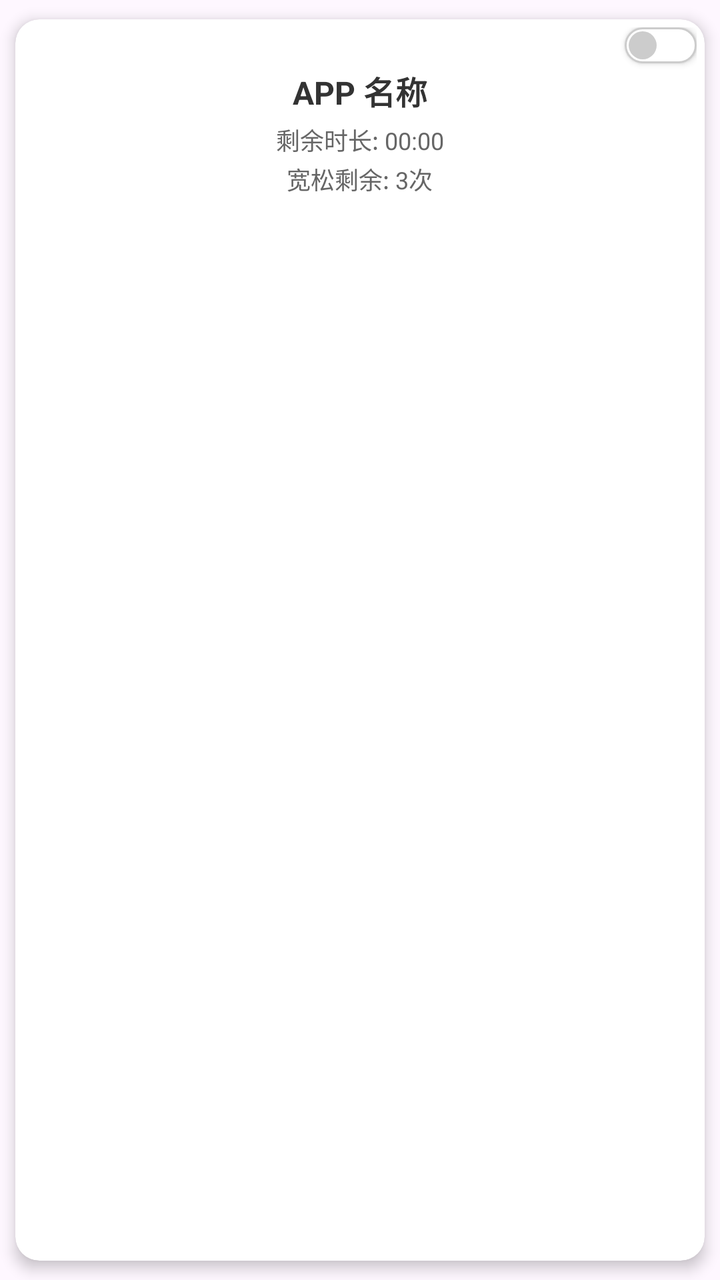
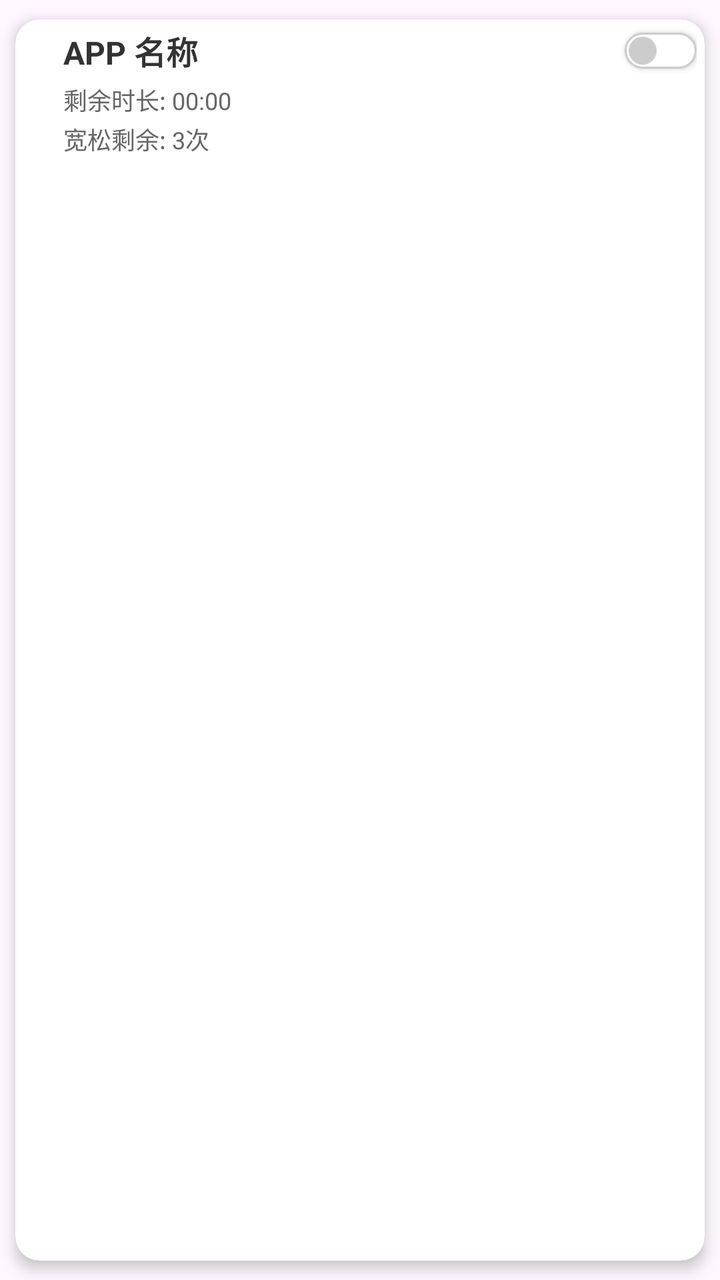

An Android layout rendered at two revisions. The XML below is the earlier revision; the diff shows what the commit changed to produce the second picture.
<!-- AndroidManifest.xml: application theme Theme.Basic -->
<!-- res/layout/item_app_card.xml -->
<?xml version="1.0" encoding="utf-8"?>
<androidx.cardview.widget.CardView xmlns:android="http://schemas.android.com/apk/res/android"
    xmlns:app="http://schemas.android.com/apk/res-auto"
    android:layout_width="match_parent"
    android:layout_height="wrap_content"
    android:layout_margin="2dp"
    android:clickable="true"
    android:focusable="true"
    android:foreground="?android:attr/selectableItemBackground"
    app:cardCornerRadius="12dp"
    app:cardElevation="4dp"
    app:cardUseCompatPadding="true"
    app:cardBackgroundColor="#FFFFFF">

    <RelativeLayout
        android:layout_width="match_parent"
        android:layout_height="wrap_content"
        android:padding="4dp">

        
        <TextView
            android:id="@+id/btn_delete_app"
            android:layout_width="20dp"
            android:layout_height="20dp"
            android:layout_alignParentStart="true"
            android:layout_alignParentTop="true"
            android:text="✕"
            android:textSize="14sp"
            android:textStyle="bold"
            android:textColor="#999999"
            android:gravity="center"
            android:clickable="true"
            android:focusable="true"
            android:background="?android:attr/selectableItemBackgroundBorderless"
            android:visibility="gone" />

        
        <ToggleButton
            android:id="@+id/toggle_monitor"
            android:layout_width="36dp"
            android:layout_height="18dp"
            android:layout_alignParentEnd="true"
            android:layout_alignParentTop="true"
            android:background="@drawable/toggle_switch_background"
            android:textOff=""
            android:textOn=""
            android:checked="false" />

        
        <LinearLayout
            android:layout_width="match_parent"
            android:layout_height="wrap_content"
            android:layout_below="@id/toggle_monitor"
            android:orientation="vertical"
            android:gravity="center">

            <TextView
                android:id="@+id/tv_app_name"
                android:layout_width="wrap_content"
                android:layout_height="wrap_content"
                android:layout_marginTop="2dp"
                android:text="APP 名称"
                android:textSize="16sp"
                android:textStyle="bold"
                android:textColor="#333333"
                android:maxLines="1"
                android:ellipsize="end"
                android:gravity="center" />

            <TextView
                android:id="@+id/tv_remaining_time"
                android:layout_width="wrap_content"
                android:layout_height="wrap_content"
                android:layout_marginTop="4dp"
                android:text="剩余时长: 00:00"
                android:textSize="12sp"
                android:textColor="#666666"
                android:maxLines="1"
                android:gravity="center" />

            <TextView
                android:id="@+id/tv_relaxed_count"
                android:layout_width="wrap_content"
                android:layout_height="wrap_content"
                android:layout_marginTop="2dp"
                android:text="宽松剩余: 3次"
                android:textSize="12sp"
                android:textColor="#666666"
                android:gravity="center" />

        </LinearLayout>

    </RelativeLayout>

</androidx.cardview.widget.CardView>
<!-- resources referenced by this layout -->
<resources>
  <!-- drawable toggle_switch_background (drawable) -->
  <?xml version="1.0" encoding="utf-8"?>
  <selector xmlns:android="http://schemas.android.com/apk/res/android">
      
      <item android:state_checked="true">
          <layer-list>
              
              <item>
                  <shape android:shape="rectangle">
                      <solid android:color="#4CAF50" />
                      <corners android:radius="9dp" />
                  </shape>
              </item>
              
              <item
                  android:width="14dp"
                  android:height="14dp"
                  android:end="2dp"
                  android:gravity="end|center_vertical">
                  <shape android:shape="oval">
                      <solid android:color="#FFFFFF" />
                  </shape>
              </item>
          </layer-list>
      </item>
  
      
      <item android:state_checked="false">
          <layer-list>
              
              <item>
                  <shape android:shape="rectangle">
                      <solid android:color="#FFFFFF" />
                      <stroke android:width="1dp" android:color="#CCCCCC" />
                      <corners android:radius="9dp" />
                  </shape>
              </item>
              
              <item
                  android:width="14dp"
                  android:height="14dp"
                  android:gravity="start|center_vertical"
                  android:start="2dp">
                  <shape android:shape="oval">
                      <solid android:color="#CCCCCC" />
                  </shape>
              </item>
          </layer-list>
      </item>
  </selector>
  <style name="Theme.Basic" parent="Base.Theme.Basic" />
  <style name="Base.Theme.Basic" parent="Theme.Material3.DayNight.NoActionBar">
          
          
      </style>
</resources>

<!-- the commit's change to res/layout/item_app_card.xml (unified diff, before → after) -->
@@ -18,75 +18,85 @@
         android:padding="4dp">
 
         
-        <TextView
-            android:id="@+id/btn_delete_app"
-            android:layout_width="20dp"
-            android:layout_height="20dp"
-            android:layout_alignParentStart="true"
+        <LinearLayout
+            android:id="@+id/row_top"
+            android:layout_width="match_parent"
+            android:layout_height="wrap_content"
             android:layout_alignParentTop="true"
-            android:text="✕"
-            android:textSize="14sp"
-            android:textStyle="bold"
-            android:textColor="#999999"
-            android:gravity="center"
-            android:clickable="true"
-            android:focusable="true"
-            android:background="?android:attr/selectableItemBackgroundBorderless"
-            android:visibility="gone" />
+            android:gravity="center_vertical"
+            android:orientation="horizontal">
 
-        
-        <ToggleButton
-            android:id="@+id/toggle_monitor"
-            android:layout_width="36dp"
-            android:layout_height="18dp"
-            android:layout_alignParentEnd="true"
-            android:layout_alignParentTop="true"
-            android:background="@drawable/toggle_switch_background"
-            android:textOff=""
-            android:textOn=""
-            android:checked="false" />
+            
+            <TextView
+                android:id="@+id/btn_delete_app"
+                android:layout_width="20dp"
+                android:layout_height="20dp"
+                android:background="?android:attr/selectableItemBackgroundBorderless"
+                android:clickable="true"
+                android:focusable="true"
+                android:gravity="center"
+                android:text="✕"
+                android:textColor="#999999"
+                android:textSize="14sp"
+                android:textStyle="bold"
+                android:visibility="gone" />
+
+            <TextView
+                android:id="@+id/tv_app_name"
+                android:layout_width="0dp"
+                android:layout_height="wrap_content"
+                android:layout_marginStart="20dp"
+                android:layout_weight="1"
+                android:ellipsize="end"
+                android:gravity="center_vertical|start"
+                android:maxLines="1"
+                android:text="APP 名称"
+                android:textColor="#333333"
+                android:textSize="16sp"
+                android:textStyle="bold" />
+
+            
+            <ToggleButton
+                android:id="@+id/toggle_monitor"
+                android:layout_width="36dp"
+                android:layout_height="18dp"
+                android:background="@drawable/toggle_switch_background"
+                android:checked="false"
+                android:textOff=""
+                android:textOn="" />
+
+        </LinearLayout>
 
         
         <LinearLayout
             android:layout_width="match_parent"
             android:layout_height="wrap_content"
-            android:layout_below="@id/toggle_monitor"
+            android:layout_below="@id/row_top"
             android:orientation="vertical"
-            android:gravity="center">
-
-            <TextView
-                android:id="@+id/tv_app_name"
-                android:layout_width="wrap_content"
-                android:layout_height="wrap_content"
-                android:layout_marginTop="2dp"
-                android:text="APP 名称"
-                android:textSize="16sp"
-                android:textStyle="bold"
-                android:textColor="#333333"
-                android:maxLines="1"
-                android:ellipsize="end"
-                android:gravity="center" />
+            android:gravity="start">
 
             <TextView
                 android:id="@+id/tv_remaining_time"
                 android:layout_width="wrap_content"
                 android:layout_height="wrap_content"
+                android:layout_marginStart="20dp"
                 android:layout_marginTop="4dp"
                 android:text="剩余时长: 00:00"
                 android:textSize="12sp"
                 android:textColor="#666666"
                 android:maxLines="1"
-                android:gravity="center" />
+                android:gravity="start" />
 
             <TextView
                 android:id="@+id/tv_relaxed_count"
                 android:layout_width="wrap_content"
                 android:layout_height="wrap_content"
+                android:layout_marginStart="20dp"
                 android:layout_marginTop="2dp"
                 android:text="宽松剩余: 3次"
                 android:textSize="12sp"
                 android:textColor="#666666"
-                android:gravity="center" />
+                android:gravity="start" />
 
         </LinearLayout>
 
